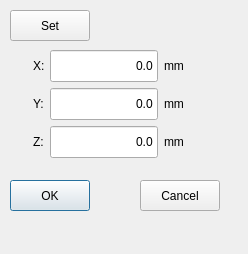
The window that hcmanualoperation/axismodifydialog.ui (GaussCheng/2-5AxisPunch) describes before a commit, drawn with Qt 5.
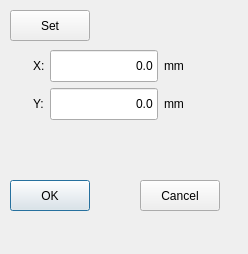
The same window after the commit. Custom widgets are drawn as their Qt base class.

```diff
--- a/hcmanualoperation/axismodifydialog.ui
+++ b/hcmanualoperation/axismodifydialog.ui
@@ -13,25 +13,12 @@
   <property name="windowTitle">
    <string>Modify</string>
   </property>
-  <widget class="QLabel" name="label_6">
-   <property name="geometry">
-    <rect>
-     <x>164</x>
-     <y>126</y>
-     <width>22</width>
-     <height>32</height>
-    </rect>
-   </property>
-   <property name="text">
-    <string>mm</string>
-   </property>
-  </widget>
   <widget class="QLabel" name="label_4">
    <property name="geometry">
     <rect>
      <x>164</x>
      <y>50</y>
-     <width>22</width>
+     <width>36</width>
      <height>32</height>
     </rect>
    </property>
@@ -39,41 +26,6 @@
     <string>mm</string>
    </property>
   </widget>
-  <widget class="QLabel" name="label_3">
-   <property name="geometry">
-    <rect>
-     <x>33</x>
-     <y>126</y>
-     <width>11</width>
-     <height>32</height>
-    </rect>
-   </property>
-   <property name="text">
-    <string>Z:</string>
-   </property>
-  </widget>
-  <widget class="ICLineEditWithVirtualNumericKeypad" name="zPos">
-   <property name="geometry">
-    <rect>
-     <x>50</x>
-     <y>126</y>
-     <width>108</width>
-     <height>32</height>
-    </rect>
-   </property>
-   <property name="minimumSize">
-    <size>
-     <width>0</width>
-     <height>32</height>
-    </size>
-   </property>
-   <property name="text">
-    <string>0.0</string>
-   </property>
-   <property name="alignment">
-    <set>Qt::AlignRight|Qt::AlignTrailing|Qt::AlignVCenter</set>
-   </property>
-  </widget>
   <widget class="QLabel" name="label">
    <property name="geometry">
     <rect>
@@ -127,7 +79,7 @@
     <rect>
      <x>164</x>
      <y>88</y>
-     <width>22</width>
+     <width>36</width>
      <height>32</height>
     </rect>
    </property>
```
